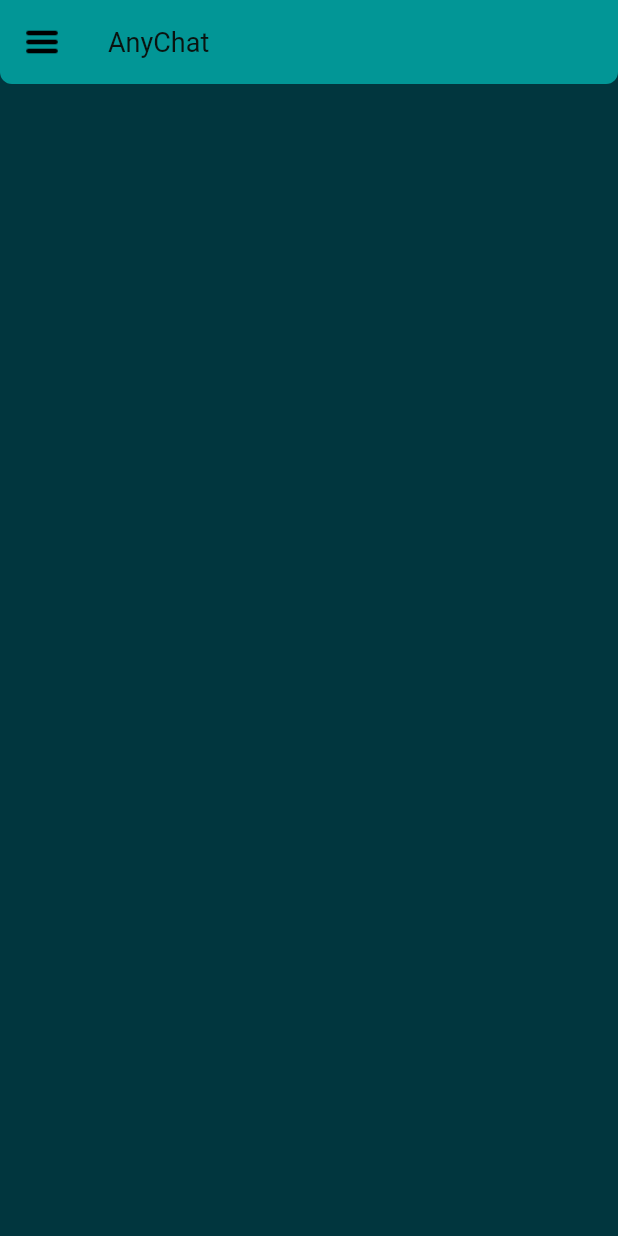
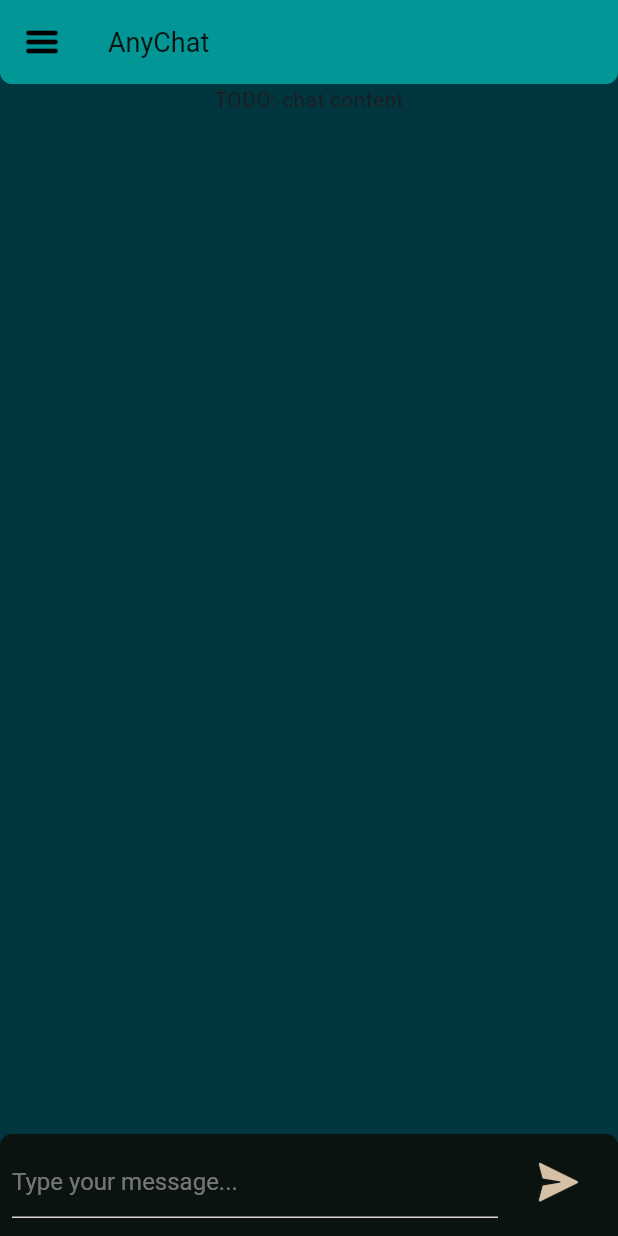
Before and after one commit to dinaraparanid/AnyChat, a Flutter app: the screen it shows after launch, on a phone screen of 412 x 824 dp. Run offline on Flutter 3.47's test engine with Material 3 defaults, Android fonts, the phone set to English and light mode, and no system bars; our stand-ins replace dio, fpdart, get_it; generated files the repository leaves out were written again.

Commit message:
chat screen start; data / domain done

```diff
--- a/lib/app.dart
+++ b/lib/app.dart
@@ -1,10 +1,10 @@
-import 'package:any_chat/chat/presentation/chat_screen.dart';
 import 'package:flutter/material.dart';
 import 'package:flutter_gen/gen_l10n/app_localizations.dart';
 
 import 'package:get_it/get_it.dart';
 
 import '/ui/theme/theme.dart';
+import 'chat/presentation/chat_screen.dart';
 
 class App extends StatelessWidget {
   App({super.key});
--- a/lib/chat/presentation/chat_screen.dart
+++ b/lib/chat/presentation/chat_screen.dart
@@ -1,3 +1,4 @@
+import 'package:any_chat/chat/presentation/ui/message_text_field.dart';
 import 'package:flutter/material.dart';
 import 'package:flutter_gen/gen_l10n/app_localizations.dart';
 
@@ -9,15 +10,22 @@ import '../../ui/theme/theme.dart';
 const _burgerButtonSize = 24.0;
 
 class ChatScreen extends StatelessWidget {
+  final _messageController = TextEditingController();
+  final _theme = GetIt.instance<AppTheme>();
+
   ChatScreen({super.key});
-
-  final AppTheme _theme = GetIt.instance<AppTheme>();
 
   @override
   Widget build(BuildContext context) =>
       Scaffold(
         backgroundColor: _theme.colors.background.primary,
         appBar: _chatBar(context),
+        body: Column(
+          children: [
+            const Expanded(child: Text('TODO: chat content')),
+            MessageTextField(controller: _messageController),
+          ],
+        ),
       );
 
   AppBar _chatBar(BuildContext context) =>
--- /dev/null
+++ b/lib/chat/presentation/ui/message_text_field.dart
@@ -0,0 +1,85 @@
+import 'package:any_chat/ui/theme/images.dart';
+import 'package:flutter/material.dart';
+import 'package:flutter_gen/gen_l10n/app_localizations.dart';
+
+import 'package:get_it/get_it.dart';
+
+import '../../../ui/theme/theme.dart';
+
+const _maxLines = 6;
+const _sendIconSize = 32.0;
+
+class MessageTextField extends StatefulWidget {
+  final TextEditingController controller;
+
+  const MessageTextField({super.key, required this.controller});
+
+  @override
+  State<StatefulWidget> createState() => _MessageTextFieldState();
+}
+
+class _MessageTextFieldState extends State<MessageTextField> {
+  final _theme = GetIt.instance<AppTheme>();
+
+  @override
+  Widget build(BuildContext context) => Container(
+    padding: EdgeInsets.only(
+      top: _theme.dimensions.padding.small,
+      bottom: _theme.dimensions.padding.medium,
+      right: _theme.dimensions.padding.extraMedium,
+      left: _theme.dimensions.padding.small,
+    ),
+    decoration: BoxDecoration(
+      color: _theme.colors.background.textField,
+      borderRadius: BorderRadius.only(
+        topLeft: Radius.circular(_theme.dimensions.radius.extraSmall),
+        topRight: Radius.circular(_theme.dimensions.radius.extraSmall),
+      ),
+    ),
+    child: Row(
+      crossAxisAlignment: CrossAxisAlignment.end,
+      children: [
+        Expanded(child: _textField(context)),
+        SizedBox(width: _theme.dimensions.padding.extraMedium),
+        _sendButton(),
+      ],
+    ),
+  );
+
+  Widget _textField(BuildContext context) => TextField(
+    controller: widget.controller,
+    decoration: InputDecoration(
+      hintText: AppLocalizations.of(context)!.chat_message_hint,
+      hintStyle: _theme.typography.body.copyWith(
+        color: _theme.colors.text.onTextField.withOpacity(0.5),
+      ),
+      border: UnderlineInputBorder(
+        borderSide: BorderSide(color: _theme.colors.text.onTextField),
+      ),
+      enabledBorder: UnderlineInputBorder(
+        borderSide: BorderSide(color: _theme.colors.text.onTextField),
+      ),
+      focusedBorder: UnderlineInputBorder(
+        borderSide: BorderSide(color: _theme.colors.button.sendIcon),
+      ),
+    ),
+    style: _theme.typography.body.copyWith(
+        color: _theme.colors.text.onTextField,
+    ),
+    cursorColor: _theme.colors.text.onTextField,
+    minLines: 1,
+    maxLines: _maxLines,
+  );
+
+  Widget _sendButton() => IconButton(
+    icon: Image(
+      image: AssetImage(AppImages.load('ic_send.png')),
+      width: _sendIconSize,
+      height: _sendIconSize,
+    ),
+    color: _theme.colors.button.sendIcon,
+    onPressed: () {
+      // TODO: send message
+    },
+  );
+}
--- /dev/null
+++ b/lib/domain/chat/chat_api.dart
@@ -0,0 +1,10 @@
+import 'package:fpdart/fpdart.dart';
+
+import 'message.dart';
+import 'message_count.dart';
+
+mixin ChatApi {
+  Future<Either<Exception, void>> sendMessage(String text);
+  Future<Either<Exception, List<Message>>> getMessages();
+  Future<Either<Exception, MessageCount>> getMessageCount();
+}
--- /dev/null
+++ b/lib/domain/chat/chat_repository.dart
@@ -0,0 +1,3 @@
+import 'chat_api.dart';
+
+abstract class ChatRepository with ChatApi {}
--- /dev/null
+++ b/lib/domain/chat/message.dart
@@ -0,0 +1,12 @@
+import 'package:flutter/material.dart';
+
+@immutable
+class Message {
+  final String text;
+  final DateTime timestamp;
+
+  const Message({
+    required this.text,
+    required this.timestamp
+  });
+}
--- a/lib/l10n/app_en.arb
+++ b/lib/l10n/app_en.arb
@@ -1,3 +1,5 @@
 {
-    "app_name": "AnyChat"
+    "app_name": "AnyChat",
+
+    "chat_message_hint": "Type your message..."
 }
--- a/lib/l10n/app_ru.arb
+++ b/lib/l10n/app_ru.arb
@@ -1,3 +1,5 @@
 {
-    "app_name": "AnyChat"
+    "app_name": "AnyChat",
+
+    "chat_message_hint": "Написать сообщение..."
 }
--- a/pubspec.yaml
+++ b/pubspec.yaml
@@ -16,6 +16,7 @@ dependencies:
   freezed_annotation: ^2.4.4
   get_it: ^7.7.0
   cupertino_icons: ^1.0.8
+  fpdart: ^1.1.0
 
 dev_dependencies:
   flutter_test:
```
Also changed, not shown: lib/data/chat/chat_repository_impl.dart (added, +44 -0 lines), lib/data/di/data_module.dart (added, +12 -0 lines), lib/di/app_module.dart (+6 -1 lines), lib/domain/chat/message_count.dart (added, +7 -0 lines), assets/ic_send.png (added), pubspec.lock, 1 other file.
